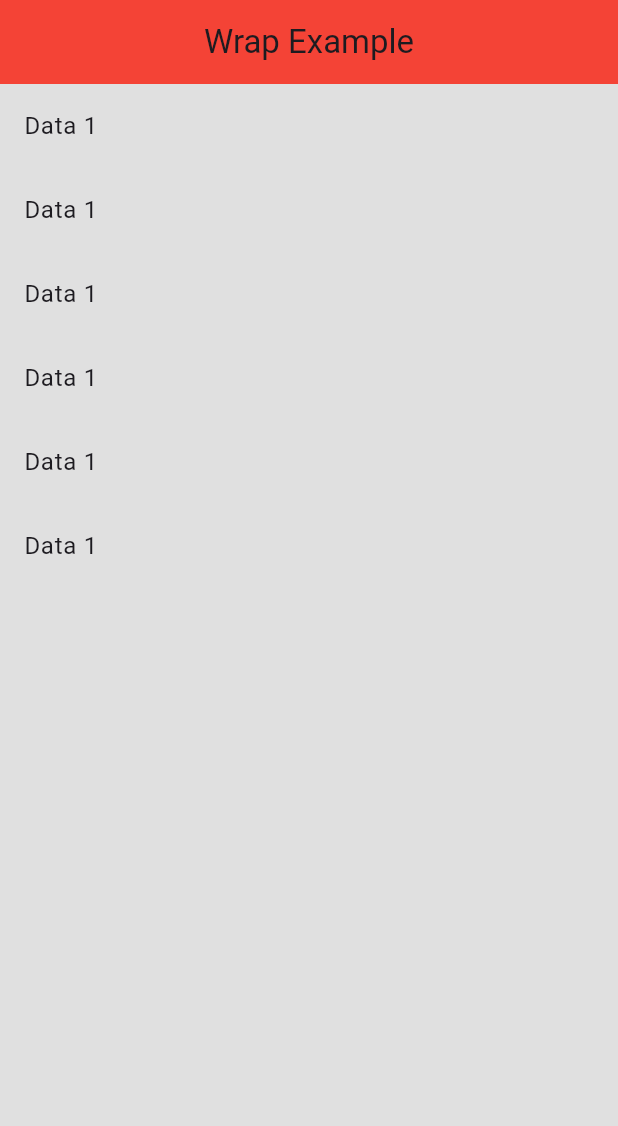
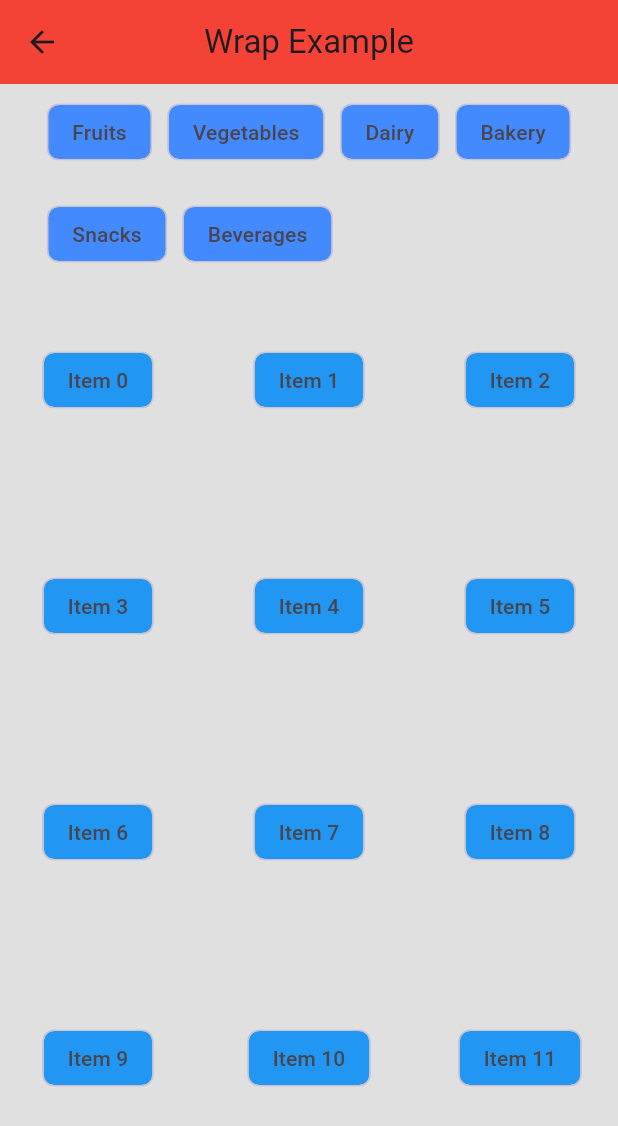
Before and after one commit to santorasu/flutter_module_9, a Flutter app: the WrapExample screen opened directly, on a phone screen of 412 x 824 dp. Shown: the top 1126 px of the screen. Run offline on Flutter 3.47's test engine with Material 3 defaults, Android fonts, the phone set to English and light mode, and no system bars.

Commit message:
Practice LayoutBuilder

```diff
--- a/lib/main.dart
+++ b/lib/main.dart
@@ -24,7 +24,7 @@ class MyApp extends StatelessWidget {
               style: ElevatedButton.styleFrom(
                   backgroundColor: Colors.red, foregroundColor: Colors.white))),
       title: 'Module 9 Wrap',
-      home: WrapExample(),
+      home: LayoutBuilderOstad(),
     );
   }
 }
--- a/lib/module_9_class_1.dart
+++ b/lib/module_9_class_1.dart
@@ -1,40 +1,74 @@
 import 'package:flutter/material.dart';
 
 class WrapExample extends StatelessWidget {
-  final List<String> categories = ['Fruits', 'Vegetables', 'Dairy', 'Bakery', 'Snacks', 'Beverages'];
+  final List<String> categories = [
+    'Fruits',
+    'Vegetables',
+    'Dairy',
+    'Bakery',
+    'Snacks',
+    'Beverages'
+  ];
 
   @override
   Widget build(BuildContext context) {
-    return  Scaffold(
+    return Scaffold(
       appBar: AppBar(
         title: const Text("Wrap Example"),
       ),
       body: Column(
         children: [
-          Wrap(
-            children: [
-              ListTile(
-                title: Text("Data 1"),
-              ),
-              ListTile(
-                title: Text("Data 1"),
-              ),
-              ListTile(
-                title: Text("Data 1"),
-              ),
-              ListTile(
-                title: Text("Data 1"),
-              ),
-              ListTile(
-                title: Text("Data 1"),
-              ),
-              ListTile(
-                title: Text("Data 1"),
-              ),
-            ],
-          )
+          Padding(
+            padding: const EdgeInsets.all(8.0),
+            child: Wrap(
+                spacing: 10,
+                runSpacing: 20,
+                children: categories.map((item) {
+                  return Chip(
+                    label: Text(item),
+                    backgroundColor: Colors.blueAccent,
+                  );
+                }).toList()),
+          ),
+          Expanded(
+            child: GridView.count(
+                crossAxisCount: 3,
+                crossAxisSpacing: 10,
+                mainAxisSpacing: 20,
+                children: List.generate(
+                    15,
+                    (index) => Chip(
+                          label: Text("Item ${index}"),
+                          backgroundColor: Colors.blue,
+                        ))),
+          ),
         ],
       ),
     );
   }
 }
+
+class LayoutBuilderOstad extends StatelessWidget {
+  const LayoutBuilderOstad({super.key});
+
+  @override
+  Widget build(BuildContext context) {
+    return Scaffold(
+      appBar: AppBar(
+        title: Text("LayoutBuilder"),
+      ),
+      body: LayoutBuilder(
+        builder: (context, constraints) {
+          if(constraints.maxWidth>1200){
+            return Center(
+              child: Text("This is table Layout"),
+            );
+          }else{
+            return Center(
+              child: Text("This is column Layout"),
+            );
+          }
+        }),
+      );
+  }
+}
```
